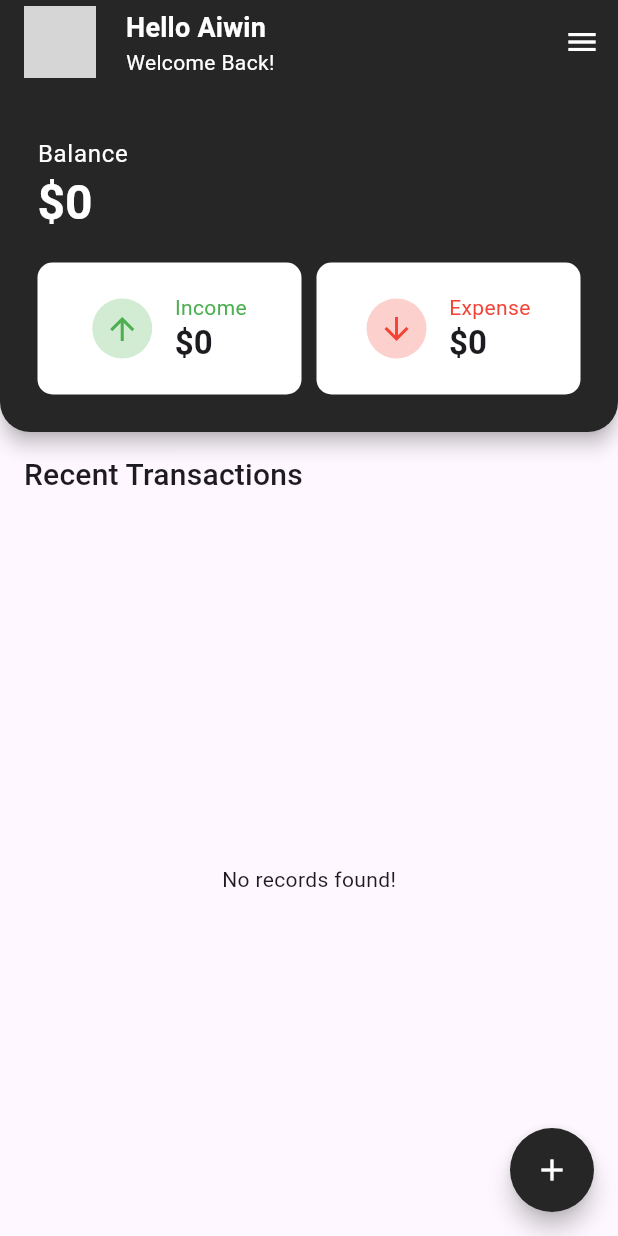
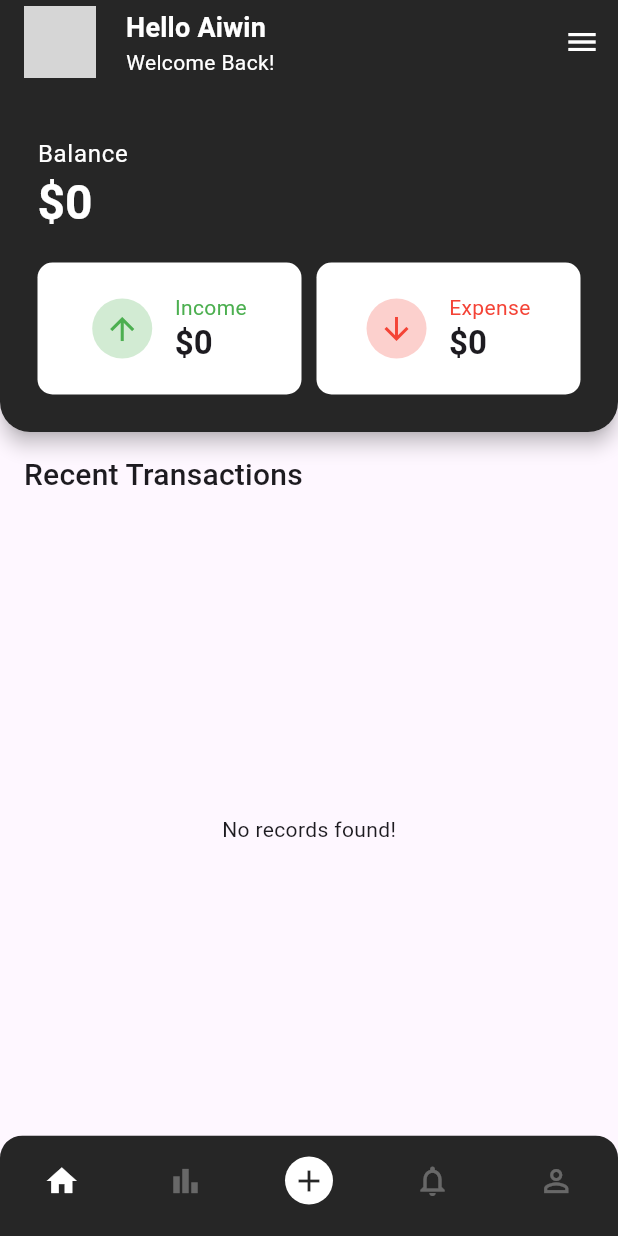
Before and after one commit to antonyaiwin/flutter_expense_tracker_with_firebase, a Flutter app: the screen it shows after launch, on a phone screen of 412 x 824 dp. Run offline on Flutter 3.47's test engine with Material 3 defaults, Android fonts, the phone set to English and light mode, and no system bars; our stand-ins replace sqflite; accounts and stored records are empty; network calls fail; grey boxes are pictures that could not be loaded.

Commit message:
added bottomnavigationbar to home screen

```diff
--- a/lib/controller/add_record_screen_controller.dart
+++ b/lib/controller/add_record_screen_controller.dart
@@ -48,8 +48,8 @@ class AddRecordScreenController with ChangeNotifier {
   }
 
   // function to add data
-  void addData(BuildContext context) {
-    context.read<DatabaseController>().addData(
+  Future<void> addData(BuildContext context) async {
+    await context.read<DatabaseController>().addData(
           getRecordModel(),
         );
   }
--- a/lib/main.dart
+++ b/lib/main.dart
@@ -18,7 +18,7 @@ class MainApp extends StatelessWidget {
       providers: [
         ChangeNotifierProvider(
           create: (context) => DatabaseController(),
-        )
+        ),
       ],
       child: MaterialApp(
         debugShowCheckedModeBanner: false,
--- a/lib/view/home_screen/home_screen.dart
+++ b/lib/view/home_screen/home_screen.dart
@@ -102,10 +102,17 @@ class HomeScreen extends StatelessWidget {
           ),
         ],
       ),
-      floatingActionButton: FloatingActionButton(
+      bottomNavigationBar: ClipRRect(
+        borderRadius: const BorderRadius.vertical(top: Radius.circular(15)),
+        child: BottomNavigationBar(
           backgroundColor: ColorConstants.black26,
-        shape: const CircleBorder(),
-        onPressed: () {
+          type: BottomNavigationBarType.fixed,
+          showSelectedLabels: false,
+          showUnselectedLabels: false,
+          selectedItemColor: ColorConstants.primaryWhite,
+          unselectedItemColor: ColorConstants.primaryWhite.withOpacity(0.3),
+          onTap: (value) {
+            if (value == 2) {
               Navigator.push(
                 context,
                 MaterialPageRoute(
@@ -116,10 +123,27 @@ class HomeScreen extends StatelessWidget {
                   ),
                 ),
               );
+            }
           },
-        child: const Icon(
+          items: const [
+            BottomNavigationBarItem(icon: Icon(Icons.home), label: ''),
+            BottomNavigationBarItem(
+                icon: Icon(Icons.bar_chart_outlined), label: ''),
+            BottomNavigationBarItem(
+                icon: CircleAvatar(
+                  backgroundColor: ColorConstants.primaryWhite,
+                  radius: 16,
+                  child: Icon(
                     Icons.add,
-          color: ColorConstants.primaryWhite,
+                    color: ColorConstants.black26,
+                  ),
+                ),
+                label: ''),
+            BottomNavigationBarItem(
+                icon: Icon(Icons.notifications_outlined), label: ''),
+            BottomNavigationBarItem(
+                icon: Icon(Icons.person_outline), label: ''),
+          ],
         ),
       ),
     );
--- a/lib/view/home_screen/widgets/transaction_card.dart
+++ b/lib/view/home_screen/widgets/transaction_card.dart
@@ -14,7 +14,7 @@ class TransactionCard extends StatelessWidget {
   @override
   Widget build(BuildContext context) {
     return Material(
-      elevation: 2,
+      elevation: 5,
       borderRadius: BorderRadius.circular(10),
       child: Padding(
         padding: const EdgeInsets.all(10),
```
Also changed, not shown: lib/view/add_record_screen/add_record_screen.dart (+28 -9 lines), 1 other file. Lines whose indentation alone changed are shown as unchanged.
